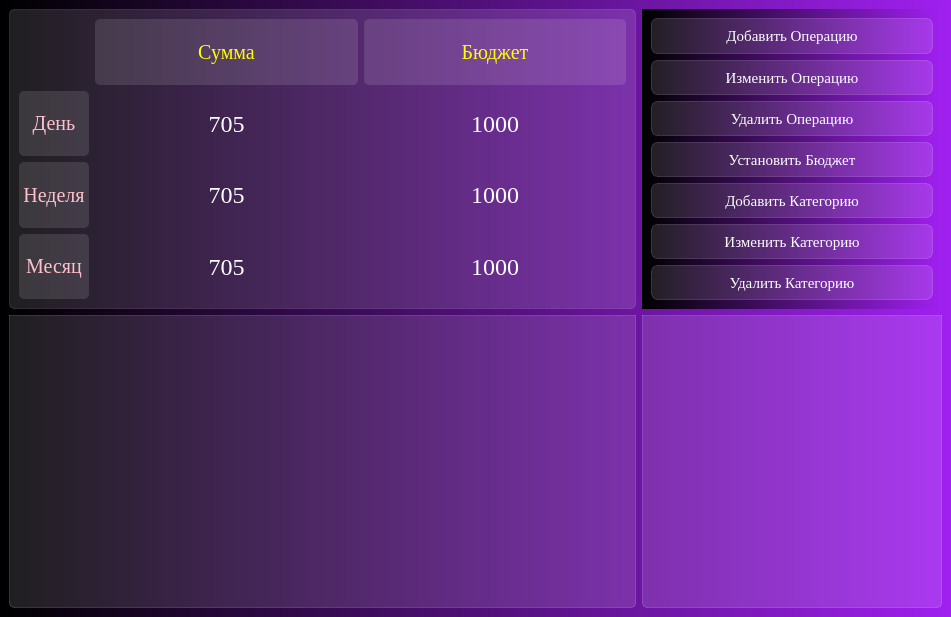
Qt form bookkeepersq3/view/ui_main.ui (taanchaa/bober23) before a commit.
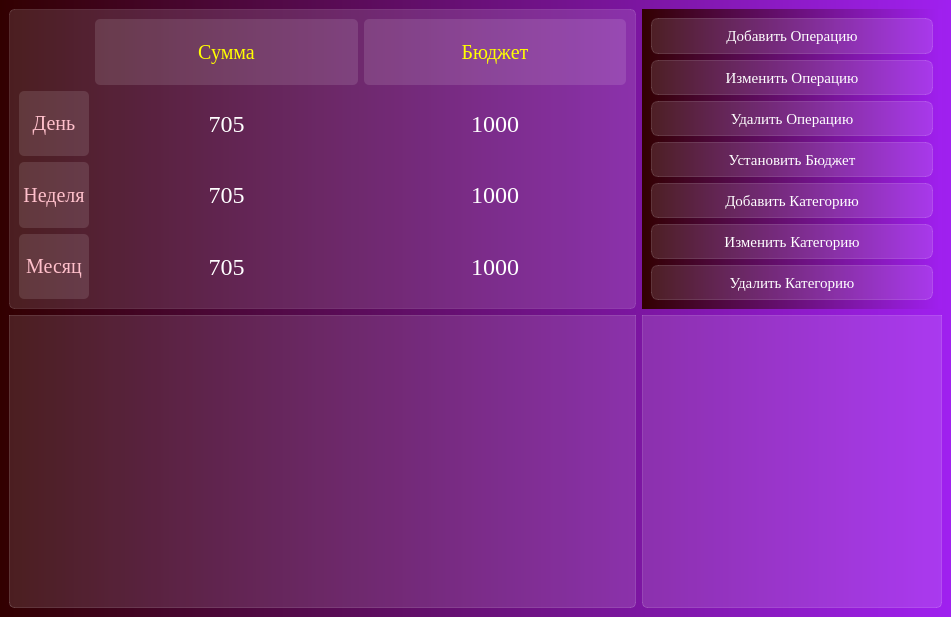
The same form after that commit.

```diff
--- a/bookkeepersq3/view/ui_main.ui
+++ b/bookkeepersq3/view/ui_main.ui
@@ -23,7 +23,7 @@
    <property name="styleSheet">
     <string notr="true">font-family: Georgia;
 
-background-color: qlineargradient(spread:pad, x1:0, y1:0, x2:1, y2:0, stop:0 rgba(0, 0, 0, 255), stop:1 rgba(160, 32, 240, 255));</string>
+background-color: qlineargradient(spread:pad, x1:0, y1:0, x2:1, y2:0, stop:0 rgba(50, 0, 0, 255), stop:1 rgba(160, 32, 240, 255));</string>
    </property>
    <layout class="QVBoxLayout" name="verticalLayout_4">
     <item>
```
